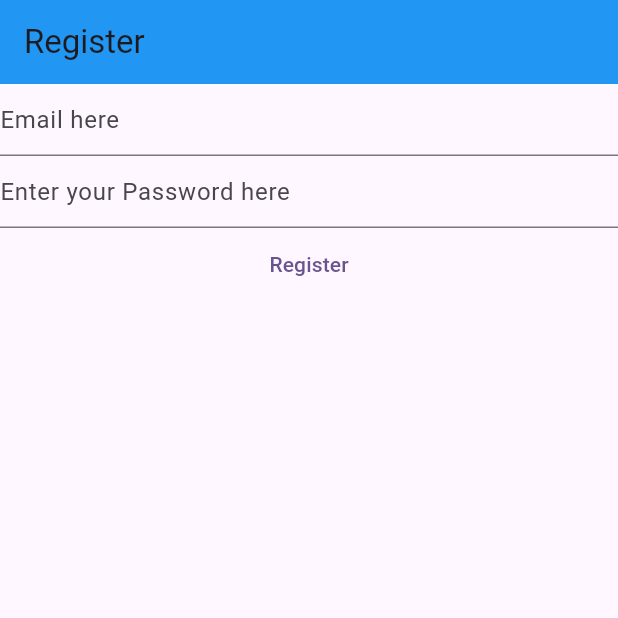
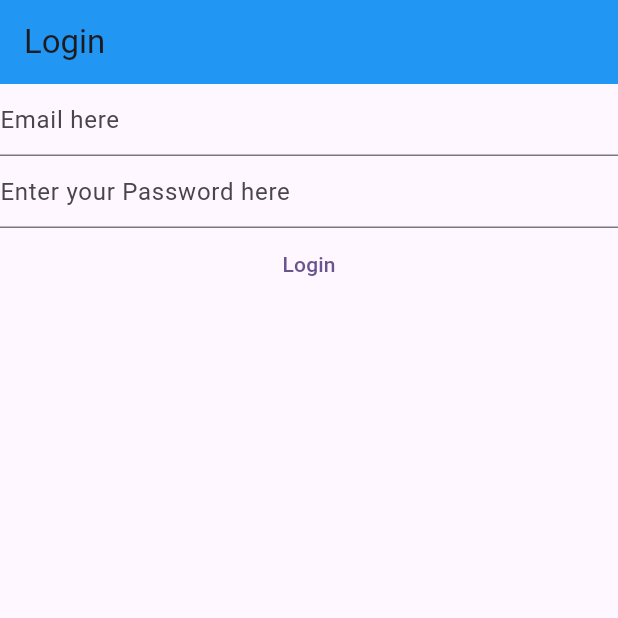
Before and after one commit to lamsalsangam/Flutter, a Flutter app: the screen it shows after launch, on a phone screen of 412 x 824 dp, the top half of it. Run offline on Flutter 3.47's test engine with Material 2 defaults, Android fonts, the phone set to English and light mode, and no system bars; our stand-ins replace firebase_auth, firebase_core, flutter_dotenv, flutter_spinkit, google_fonts; accounts and stored records are empty.

Commit message:
Made simple login view

```diff
--- a/mynotes/lib/main.dart
+++ b/mynotes/lib/main.dart
@@ -1,5 +1,6 @@
 import 'package:flutter/material.dart';
 import 'package:flutter_dotenv/flutter_dotenv.dart';
+import 'package:mynotes/views/login_view.dart';
 import 'package:mynotes/views/register_view.dart';
 
 
@@ -12,6 +13,6 @@ Future<void> main() async {
       colorScheme: ColorScheme.fromSeed(seedColor: Colors.deepPurple),
       useMaterial3: true,
     ),
-    home: const RegisterView(),
+    home: const LoginView(),
   ));
 }
--- a/mynotes/lib/views/login_view.dart
+++ b/mynotes/lib/views/login_view.dart
@@ -1,4 +1,8 @@
+import 'package:firebase_core/firebase_core.dart';
+import 'package:flutter/foundation.dart';
 import 'package:flutter/material.dart';
+import 'package:mynotes/firebase_options.dart';
+import 'package:firebase_auth/firebase_auth.dart';
 
 class LoginView extends StatefulWidget {
   const LoginView({Key? key}) : super(key: key);
@@ -8,8 +12,81 @@ class LoginView extends StatefulWidget {
 }
 
 class _LoginViewState extends State<LoginView> {
+  late final TextEditingController _email;
+  late final TextEditingController _password;
+
+  @override
+  void initState() {
+    _email = TextEditingController();
+    _password = TextEditingController();
+    super.initState();
+  }
+
+  @override
+  void dispose() {
+    _email.dispose();
+    _password.dispose();
+    super.dispose();
+  }
   @override
   Widget build(BuildContext context) {
-    return const Placeholder();
+    return Scaffold(
+      appBar: AppBar(
+        title: const Text(
+            "Login"
+        ),
+        backgroundColor: Colors.blue,
+      ),
+      body: FutureBuilder(
+        future: Firebase.initializeApp(options: DefaultFirebaseOptions.currentPlatform,),
+        builder: (context, snapshot) {
+          switch (snapshot.connectionState){
+          // case ConnectionState.none:
+          //   break;
+          // case ConnectionState.waiting:
+          //   break;
+          // case ConnectionState.active:
+          //   break;
+            case ConnectionState.done:
+              return Column(
+                children: [
+                  TextField(
+                    controller: _email,
+                    autocorrect: false,
+                    keyboardType: TextInputType.emailAddress,
+                    enableSuggestions: false,
+                    decoration: const InputDecoration(
+                      hintText: "Email here",
+                    ),
+                  ),
+                  TextField(
+                    controller: _password,
+                    obscureText: true,
+                    enableSuggestions: false,
+                    autocorrect: false,
+                    decoration: const InputDecoration(
+                      hintText: "Enter your Password here",
+                    ),
+                  ),
+                  TextButton(
+                    onPressed: () async {
+                      final email = _email.text;
+                      final password = _password.text;
+                      final userCredentials=await FirebaseAuth.instance.signInWithEmailAndPassword(email: email, password: password);
+                      if (kDebugMode) {
+                        print(userCredentials);
+                      }
+                    },
+                    child: const Text("Login"),
+                  ),
+                ],
+              );
+            default:
+              return const Text("Loading...");
+          }
+
+        },
+      ),
+    );
   }
 }
```
